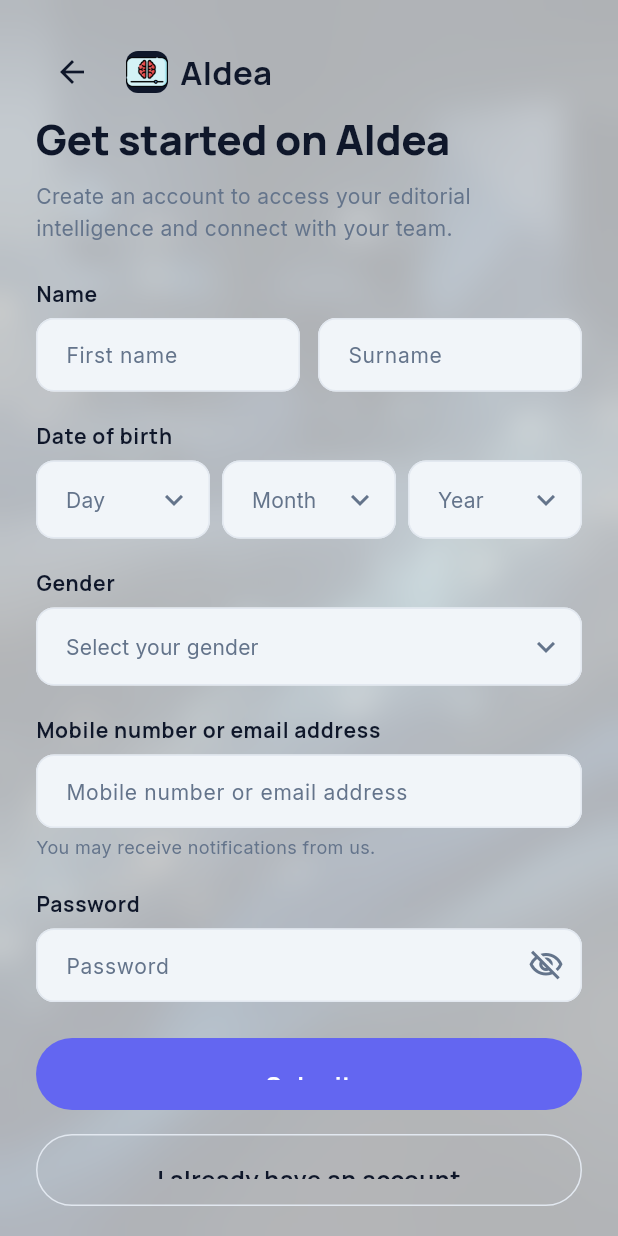
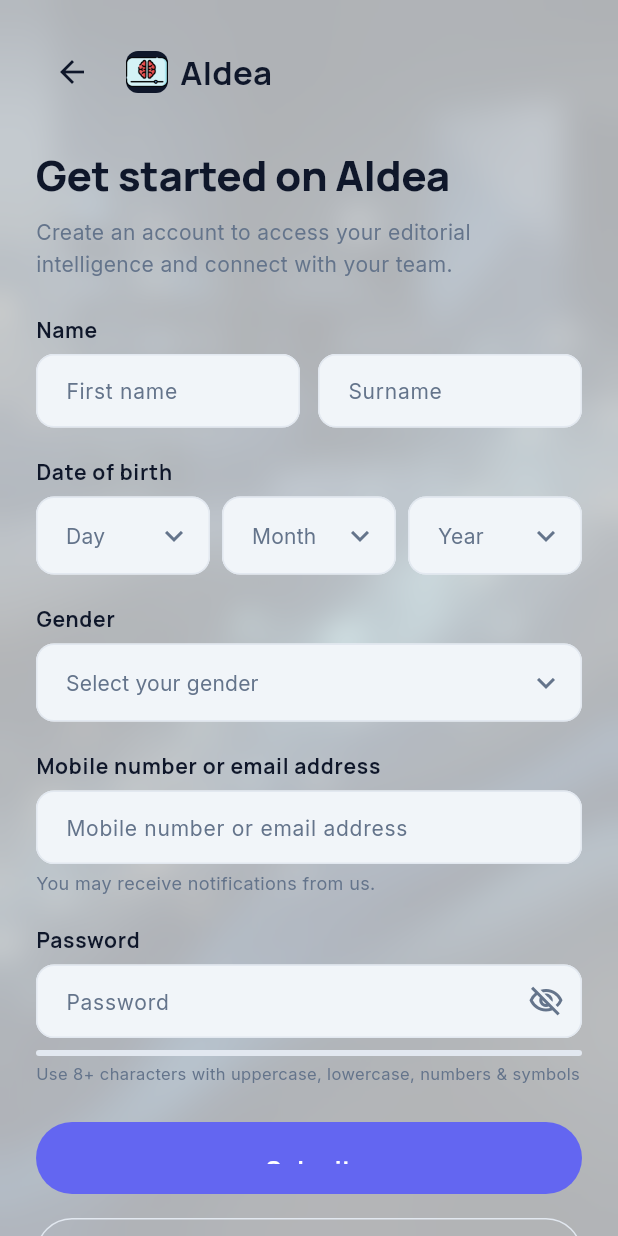
Before and after one commit to ahmed1more/AIdea, a Flutter app: the screen it shows after launch, after a tap on "Sign Up", on a phone screen of 412 x 824 dp. Run offline on Flutter 3.47's test engine with Material 3 defaults, Android fonts, the phone set to English and light mode, and no system bars; drawn by our look-alikes of flutter_animate; our stand-ins replace cached_network_image, cloud_firestore, firebase_auth, firebase_core, firebase_storage, flutter_markdown and 6 more; accounts and stored records are empty; network calls fail.

Commit message:
feat: implement AuthProvider and create registration screen for user authentication

```diff
--- a/lib/providers/auth_provider.dart
+++ b/lib/providers/auth_provider.dart
@@ -45,6 +45,8 @@ class AuthProvider extends ChangeNotifier {
     required String email,
     required String password,
     required String displayName,
+    String? gender,
+    String? birthDate,
   }) async {
     _isLoading = true;
     _errorMessage = null;
@@ -55,6 +57,8 @@ class AuthProvider extends ChangeNotifier {
         email: email,
         password: password,
         displayName: displayName,
+        gender: gender,
+        birthDate: birthDate,
       );
       _isLoading = false;
       notifyListeners();
--- a/lib/screens/auth/signup_screen.dart
+++ b/lib/screens/auth/signup_screen.dart
@@ -153,15 +153,13 @@ class _SignUpScreenState extends State<SignUpScreen> {
       builder: (context, constraints) {
         return SingleChildScrollView(
           padding: const EdgeInsets.symmetric(horizontal: 24, vertical: 24),
+          child: Center(
             child: ConstrainedBox(
-            constraints: BoxConstraints(minHeight: constraints.maxHeight - 48),
-            child: Center(
-              child: Container(
               constraints: const BoxConstraints(maxWidth: 440),
               child: Form(
                 key: _formKey,
                 child: Column(
-                    mainAxisSize: MainAxisSize.max,
+                  mainAxisSize: MainAxisSize.min,
                   crossAxisAlignment: CrossAxisAlignment.stretch,
                   children: [
                       // ─── Top Bar ────────────────────────────────
@@ -193,7 +191,7 @@ class _SignUpScreenState extends State<SignUpScreen> {
                           ),
                         ],
                       ).animate().fadeIn(duration: 500.ms),
-                      const Spacer(),
+                      const SizedBox(height: 24),
 
                       // ─── Headline ────────────────────────────
                       Text(
@@ -340,7 +338,6 @@ class _SignUpScreenState extends State<SignUpScreen> {
                       ).animate().fadeIn(delay: 700.ms),
 
                       // ─── Password Strength Indicator ──────────
-                      if (_passwordController.text.isNotEmpty) ...[
                       const SizedBox(height: 8),
                       Row(
                         children: [
@@ -366,6 +363,7 @@ class _SignUpScreenState extends State<SignUpScreen> {
                               ),
                             ),
                           ),
+                          if (_passwordStrengthLabel.isNotEmpty) ...[
                             const SizedBox(width: 10),
                             Text(
                               _passwordStrengthLabel,
@@ -380,6 +378,7 @@ class _SignUpScreenState extends State<SignUpScreen> {
                               ).copyWith(fontWeight: FontWeight.w600),
                             ),
                           ],
+                        ],
                       ),
                       const SizedBox(height: 4),
                       Text(
@@ -388,7 +387,6 @@ class _SignUpScreenState extends State<SignUpScreen> {
                           color: isDark ? AppTheme.darkTextSecondary : AppTheme.lightTextSecondary,
                         ).copyWith(fontSize: 11),
                       ),
-                      ],
 
                       const SizedBox(height: 24),
 
@@ -441,7 +439,6 @@ class _SignUpScreenState extends State<SignUpScreen> {
               ),
             ),
           ),
-          ),
         );
     },
   );
```
Lines whose indentation alone changed are shown as unchanged.
